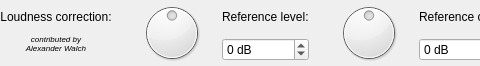
This is Editor/guis/LoudnessCorrectionFilterGUI.ui in Neo-Desktop/EqualizerAPO as Qt 5 draws it before an edit; both pictures show x 0 to 480 and y 0 to 66 of the 1048 by 66 pixel window. The edited form follows.
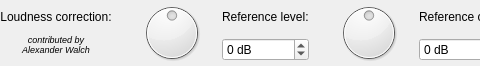
This is the edited form.

Commit message: Fixed: When removing a row with embedded VST plugin, the Configuration Editor crashed. Fixed: Analysis panel was not always working correctly when the loudness correction was active, especially on single-core systems. Fixed: Font of attribution in loudness correction GUI was too small.

```diff
--- a/Editor/guis/LoudnessCorrectionFilterGUI.ui
+++ b/Editor/guis/LoudnessCorrectionFilterGUI.ui
@@ -98,8 +98,10 @@
     <widget class="QLabel" name="label_2">
      <property name="font">
       <font>
-       <pointsize>6</pointsize>
+       <pointsize>7</pointsize>
+       <weight>50</weight>
        <italic>true</italic>
+       <bold>false</bold>
       </font>
      </property>
      <property name="text">
```
The commit also changes 3 other files.
